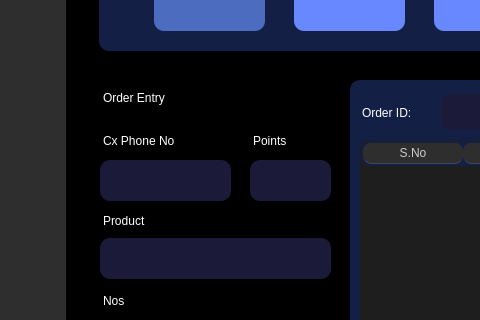
Qt form assets/uiux/rma.ui (JinxSeven/retail-manager-lite) before a commit; both pictures show x 0 to 480 and y 141 to 461 of the 988 by 725 pixel window.
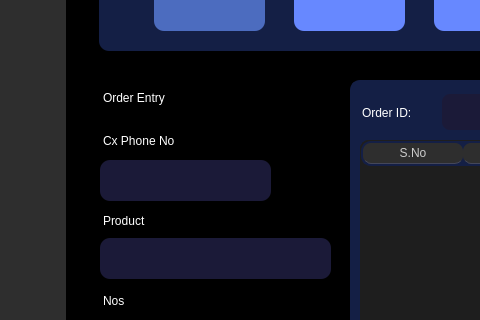
The same form after that commit. Icons and pictures are not drawn.

Commit message:
Submit order Function
issue #5 closed

Patch:
```diff
--- a/assets/uiux/rma.ui
+++ b/assets/uiux/rma.ui
@@ -591,7 +591,7 @@
        <rect>
         <x>50</x>
         <y>250</y>
-        <width>131</width>
+        <width>171</width>
         <height>41</height>
        </rect>
       </property>
@@ -986,26 +986,6 @@
        <string>Grand Total</string>
       </property>
      </widget>
-     <widget class="QLineEdit" name="lineEdit">
-      <property name="geometry">
-       <rect>
-        <x>200</x>
-        <y>250</y>
-        <width>81</width>
-        <height>41</height>
-       </rect>
-      </property>
-      <property name="styleSheet">
-       <string notr="true">color: white;
-font: 12pt &quot;Poppins SemiBold&quot;;
-border-radius: 10px;
-background-color:rgb(27, 26, 56);
-padding: 7px 12px;</string>
-      </property>
-      <property name="text">
-       <string/>
-      </property>
-     </widget>
      <widget class="QLabel" name="grandTotalDsp">
       <property name="geometry">
        <rect>
@@ -1076,24 +1056,6 @@
        <string>+</string>
       </property>
      </widget>
-     <widget class="QLabel" name="cxPhoneNumLable_2">
-      <property name="geometry">
-       <rect>
-        <x>203</x>
-        <y>210</y>
-        <width>71</width>
-        <height>41</height>
-       </rect>
-      </property>
-      <property name="styleSheet">
-       <string notr="true">background-color:rgba(255, 255, 255, 0);
-font: 63 11pt &quot;Poppins SemiBold&quot;;
-color: white</string>
-      </property>
-      <property name="text">
-       <string>Points</string>
-      </property>
-     </widget>
      <zorder>columnView_3</zorder>
      <zorder>columnView_4</zorder>
      <zorder>navOrderEntryOne</zorder>
```
Left out of the diff: 5 changed lines with no effect on the pictures. The commit also changes 2 other files.
